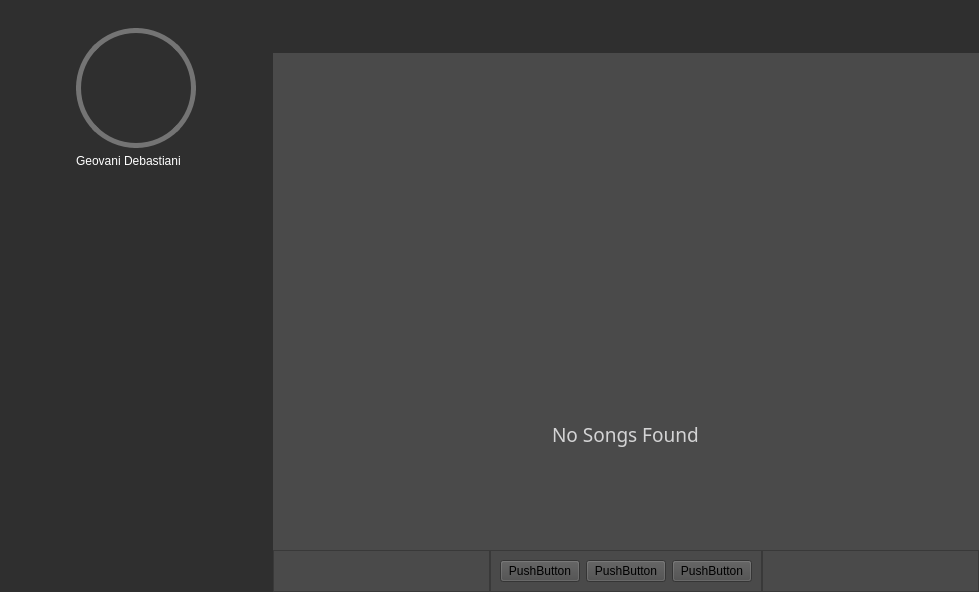
This is View/UI/Interface.ui in GeovaniTech/ListenNow_V2 as Qt 5 draws it before an edit. The edited form follows.
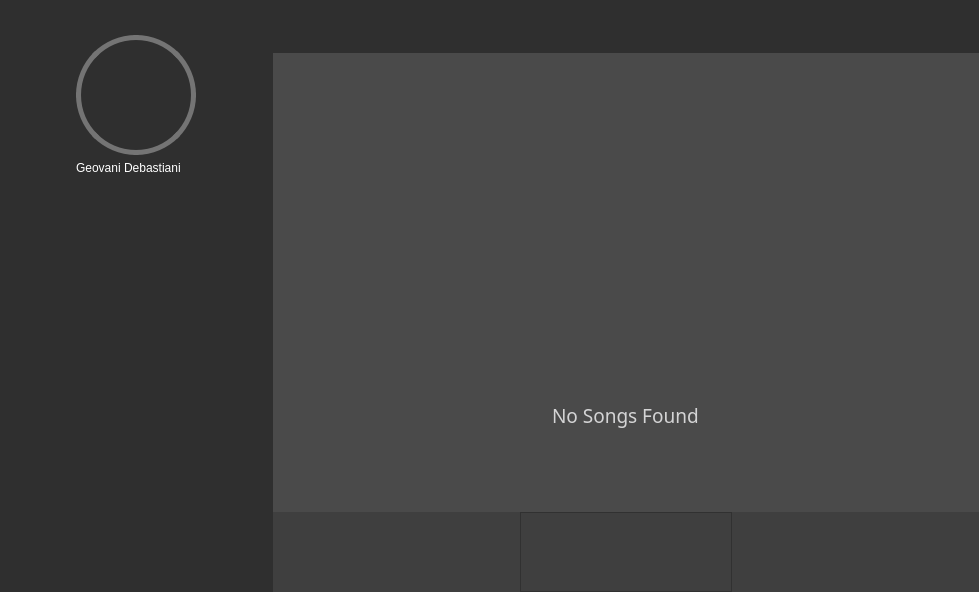
This is the edited form. Icons and pictures are not drawn.

Commit message: main buttons

Patch:
```diff
--- a/View/UI/Interface.ui
+++ b/View/UI/Interface.ui
@@ -96,7 +96,7 @@
           <property name="bottomMargin">
            <number>0</number>
           </property>
-          <item alignment="Qt::AlignHCenter|Qt::AlignVCenter">
+          <item alignment="Qt::AlignHCenter|Qt::AlignTop">
            <widget class="QFrame" name="frame_2">
             <property name="frameShape">
              <enum>QFrame::NoFrame</enum>
@@ -105,6 +105,9 @@
              <enum>QFrame::Raised</enum>
             </property>
             <layout class="QVBoxLayout" name="verticalLayout_5">
+             <property name="topMargin">
+              <number>35</number>
+             </property>
              <item alignment="Qt::AlignHCenter">
               <widget class="QFrame" name="foto_perfil">
                <property name="minimumSize">
@@ -475,6 +478,9 @@
        </item>
        <item alignment="Qt::AlignBottom">
         <widget class="QFrame" name="bottom">
+         <property name="styleSheet">
+          <string notr="true">background-color: rgb(63, 63, 63);</string>
+         </property>
          <property name="frameShape">
           <enum>QFrame::NoFrame</enum>
          </property>
@@ -500,14 +506,14 @@
           <item>
            <widget class="QFrame" name="frame_10">
             <property name="frameShape">
-             <enum>QFrame::StyledPanel</enum>
+             <enum>QFrame::NoFrame</enum>
             </property>
             <property name="frameShadow">
              <enum>QFrame::Raised</enum>
             </property>
            </widget>
           </item>
-          <item>
+          <item alignment="Qt::AlignHCenter">
            <widget class="QFrame" name="frame_12">
             <property name="frameShape">
              <enum>QFrame::StyledPanel</enum>
@@ -516,24 +522,93 @@
              <enum>QFrame::Raised</enum>
             </property>
             <layout class="QHBoxLayout" name="horizontalLayout_6">
-             <item>
-              <widget class="QPushButton" name="pushButton_5">
-               <property name="text">
-                <string>PushButton</string>
-               </property>
-              </widget>
-             </item>
              <item>
               <widget class="QPushButton" name="pushButton_7">
+               <property name="minimumSize">
+                <size>
+                 <width>60</width>
+                 <height>60</height>
+                </size>
+               </property>
+               <property name="maximumSize">
+                <size>
+                 <width>60</width>
+                 <height>60</height>
+                </size>
+               </property>
+               <property name="styleSheet">
+                <string notr="true">QPushButton {
+border: 0px;
+background-image: url(:/icons/imagens/anterior.png);
+}
+
+QPushButton:hover {
+border: 0px;
+background-image: url(:/icons/imagens/anterior_hover.png);
+}</string>
+               </property>
                <property name="text">
-                <string>PushButton</string>
+                <string/>
                </property>
               </widget>
              </item>
              <item>
               <widget class="QPushButton" name="pushButton_6">
+               <property name="minimumSize">
+                <size>
+                 <width>60</width>
+                 <height>60</height>
+                </size>
+               </property>
+               <property name="maximumSize">
+                <size>
+                 <width>60</width>
+                 <height>60</height>
+                </size>
+               </property>
+               <property name="styleSheet">
+                <string notr="true">QPushButton {
+border: 0px;
+background-image: url(:/icons/imagens/toque.png);
+}
+
+QPushButton:hover {
+border: 0px;
+background-image: url(:/icons/imagens/toque_hover.png);
+}</string>
+               </property>
                <property name="text">
-                <string>PushButton</string>
+                <string/>
+               </property>
+              </widget>
+             </item>
+             <item>
+              <widget class="QPushButton" name="pushButton_8">
+               <property name="minimumSize">
+                <size>
+                 <width>60</width>
+                 <height>60</height>
+                </size>
+               </property>
+               <property name="maximumSize">
+                <size>
+                 <width>60</width>
+                 <height>60</height>
+                </size>
+               </property>
+               <property name="styleSheet">
+                <string notr="true">QPushButton {
+border: 0px;
+background-image: url(:/icons/imagens/proximo.png);
+}
+
+QPushButton:hover {
+border: 0px;
+background-image: url(:/icons/imagens/proximo_hover.png);
+}</string>
+               </property>
+               <property name="text">
+                <string/>
                </property>
               </widget>
              </item>
@@ -543,11 +618,47 @@
           <item>
            <widget class="QFrame" name="frame_11">
             <property name="frameShape">
-             <enum>QFrame::StyledPanel</enum>
+             <enum>QFrame::NoFrame</enum>
             </property>
             <property name="frameShadow">
              <enum>QFrame::Raised</enum>
             </property>
+            <widget class="QPushButton" name="pushButton_5">
+             <property name="geometry">
+              <rect>
+               <x>20</x>
+               <y>30</y>
+               <width>25</width>
+               <height>25</height>
+              </rect>
+             </property>
+             <property name="minimumSize">
+              <size>
+               <width>25</width>
+               <height>25</height>
+              </size>
+             </property>
+             <property name="maximumSize">
+              <size>
+               <width>25</width>
+               <height>25</height>
+              </size>
+             </property>
+             <property name="styleSheet">
+              <string notr="true">QPushButton {
+border: 0px;
+	background-image: url(:/icons/imagens/volume.png);
+}
+
+QPushButton:hover {
+border: 0px;
+background-image: url(:/icons/imagens/volume_hover.png);
+}</string>
+             </property>
+             <property name="text">
+              <string/>
+             </property>
+            </widget>
            </widget>
           </item>
          </layout>
```
